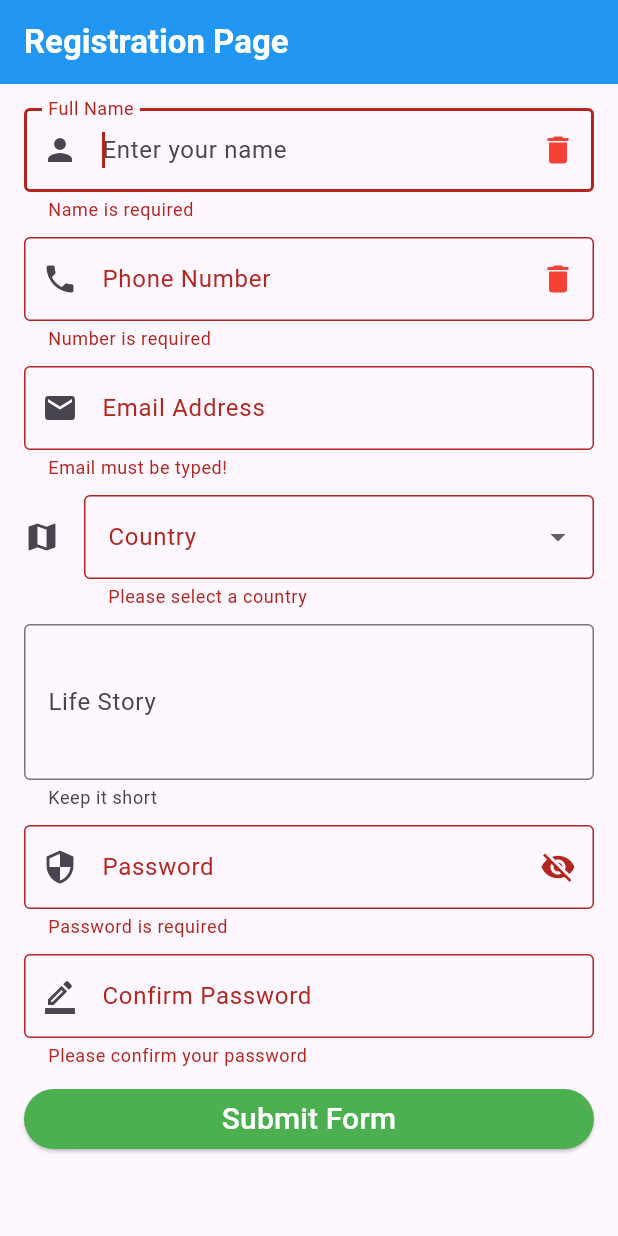
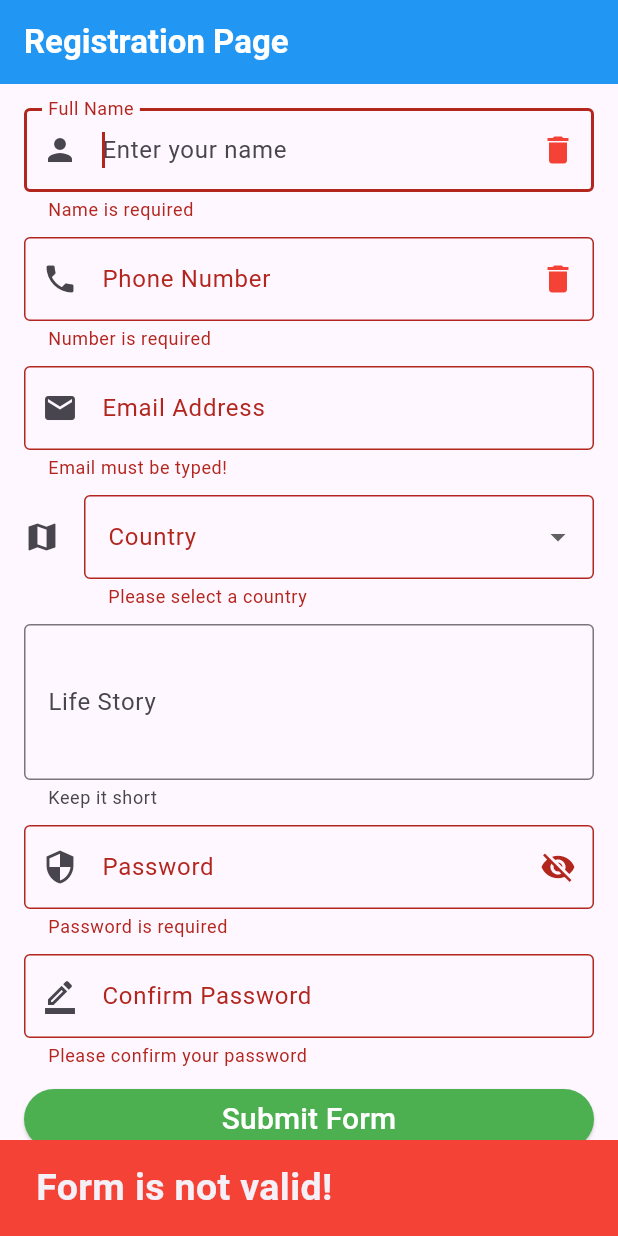
Before and after one commit to nurbaqyt-dot/alert_dialog_learn, a Flutter app: the screen it shows after launch, after a tap on "Submit Form", on a phone screen of 412 x 824 dp. Run offline on Flutter 3.47's test engine with Material 3 defaults, Android fonts, the phone set to English and light mode, and no system bars.

Commit message:
Initial commit

```diff
--- a/lib/form_page.dart
+++ b/lib/form_page.dart
@@ -23,8 +23,8 @@ class _FormPageState extends State<FormPage> {
   final _phoneFocus = FocusNode();
   final _passFocus = FocusNode();
 
-
   final _mainKey = GlobalKey<FormState>();
+  final _scaffoldKey = GlobalKey<ScaffoldState>();
 
   final List<String> _countries = [
     "Kazakhstan",
@@ -50,7 +50,11 @@ class _FormPageState extends State<FormPage> {
     super.dispose();
   }
 
-  void _changeFocus(BuildContext context, FocusNode currentFocus,FocusNode nextFocus){
+  void _changeFocus(
+    BuildContext context,
+    FocusNode currentFocus,
+    FocusNode nextFocus,
+  ) {
     currentFocus.unfocus();
     FocusScope.of(context).requestFocus(nextFocus);
   }
@@ -58,6 +62,7 @@ class _FormPageState extends State<FormPage> {
   @override
   Widget build(BuildContext context) {
     return Scaffold(
+      key: _scaffoldKey,
       appBar: AppBar(
         backgroundColor: Colors.blue,
         title: const Text(
@@ -96,7 +101,7 @@ class _FormPageState extends State<FormPage> {
               validator: _validateName,
               focusNode: _nameFocus,
               autofocus: true,
-              onFieldSubmitted: (_){
+              onFieldSubmitted: (_) {
                 _changeFocus(context, _nameFocus, _phoneFocus);
               },
             ),
@@ -128,7 +133,7 @@ class _FormPageState extends State<FormPage> {
               ],
               validator: _validateNumber,
               focusNode: _phoneFocus,
-              onFieldSubmitted: (_){
+              onFieldSubmitted: (_) {
                 _changeFocus(context, _phoneFocus, _passFocus);
               },
             ),
@@ -206,9 +211,7 @@ class _FormPageState extends State<FormPage> {
                     });
                   },
                   icon: Icon(
-                    _hideText
-                        ? Icons.visibility_off
-                        : Icons.visibility,
+                    _hideText ? Icons.visibility_off : Icons.visibility,
                   ),
                 ),
                 border: const OutlineInputBorder(),
@@ -262,6 +265,8 @@ class _FormPageState extends State<FormPage> {
       print("Life Story: ${_life.text}");
       print("Password: ${_password.text}");
       print("Confirm Password: ${_confirm.text}");
+    } else {
+      _showMessage(message: "Form is not valid!");
     }
   }
 
@@ -322,4 +327,18 @@ class _FormPageState extends State<FormPage> {
 
     return null;
   }
+
+  void _showMessage({required String message}) {
+    ScaffoldMessenger.of(
+      context,
+    ).showSnackBar(
+      SnackBar(
+        content: Text(
+          message,
+          style: TextStyle(fontSize: 25, fontWeight: FontWeight.bold),
+        ),
+        backgroundColor: Colors.red,
+      ),
+    );
+  }
 }
```
